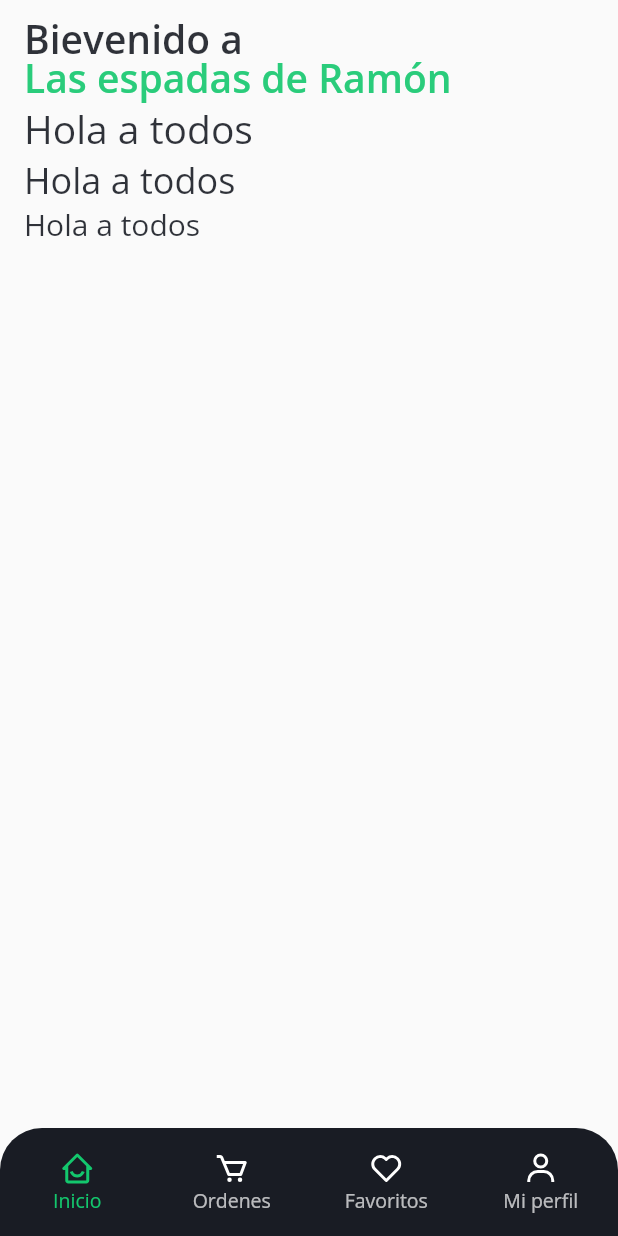
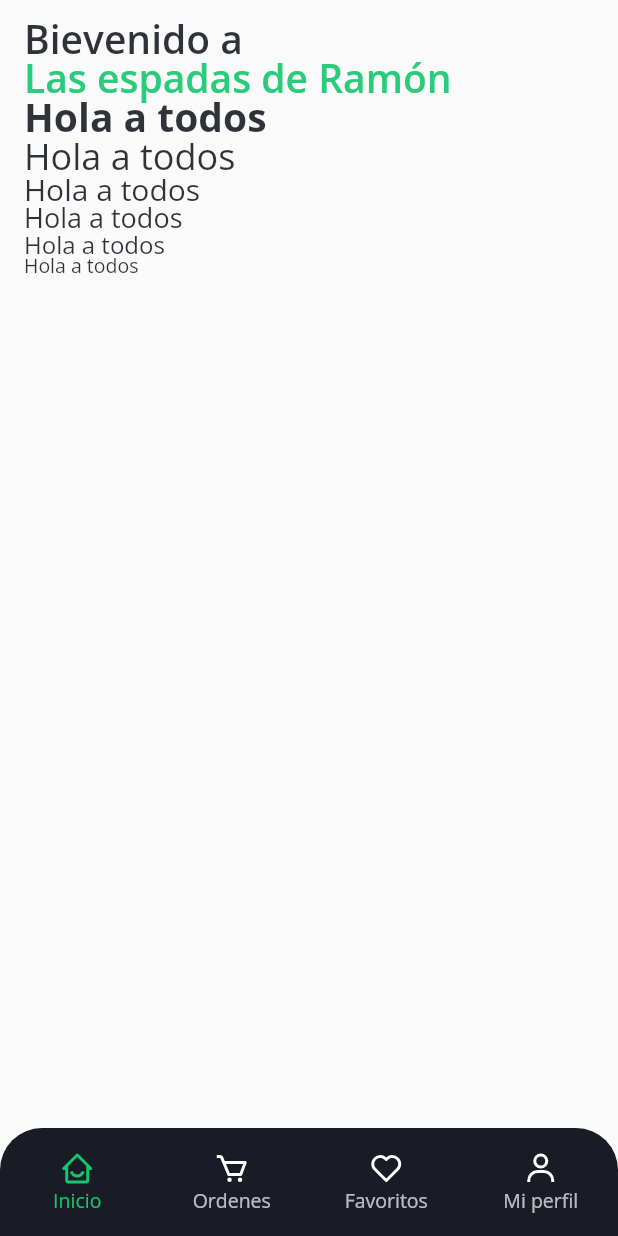
Before and after one commit to ehbarrionuevo/flutter_codigo2_menuapp, a Flutter app: the screen it shows after launch, on a phone screen of 412 x 824 dp. Run offline on Flutter 3.47's test engine with Material 2 defaults, Android fonts, the phone set to English and light mode, and no system bars; our stand-ins replace flutter_svg, google_fonts.

Commit message:
Mods 2.5

```diff
--- a/lib/ui/pages/home_page.dart
+++ b/lib/ui/pages/home_page.dart
@@ -38,6 +38,9 @@ class HomePage extends StatelessWidget {
                 H1(text: "Hola a todos",),
                 H2(text: "Hola a todos",),
                 H3(text: "Hola a todos",),
+                H4(text: "Hola a todos",),
+                H5(text: "Hola a todos",),
+                H6(text: "Hola a todos",),
 
               ],
             ),
--- a/lib/ui/widgets/text_custom_widget.dart
+++ b/lib/ui/widgets/text_custom_widget.dart
@@ -4,10 +4,12 @@ import 'package:menuapp/ui/general/colors.dart';
 class OurText extends StatelessWidget {
   final String text;
   final double fontSize;
+  final FontWeight? fontWeight;
 
   OurText({
     required this.text,
     required this.fontSize,
+    this.fontWeight,
   });
 
   @override
@@ -17,6 +19,8 @@ class OurText extends StatelessWidget {
       style: TextStyle(
         color: kBrandSecondaryColor.withOpacity(0.90),
         fontSize: fontSize,
+        fontWeight: fontWeight,
+        height: 1
       ),
     );
   }
@@ -32,6 +36,7 @@ class H1 extends StatelessWidget {
     return OurText(
       text: text,
       fontSize: 26,
+      fontWeight: FontWeight.bold,
     );
   }
 }
@@ -64,3 +69,45 @@ class H3 extends StatelessWidget {
     );
   }
 }
+
+class H4 extends StatelessWidget {
+  final String text;
+
+  H4({required this.text});
+
+  @override
+  Widget build(BuildContext context) {
+    return OurText(
+      text: text,
+      fontSize: 18,
+    );
+  }
+}
+
+class H5 extends StatelessWidget {
+  final String text;
+
+  H5({required this.text});
+
+  @override
+  Widget build(BuildContext context) {
+    return OurText(
+      text: text,
+      fontSize: 16,
+    );
+  }
+}
+
+class H6 extends StatelessWidget {
+  final String text;
+
+  H6({required this.text});
+
+  @override
+  Widget build(BuildContext context) {
+    return OurText(
+      text: text,
+      fontSize: 13,
+    );
+  }
+}
```
